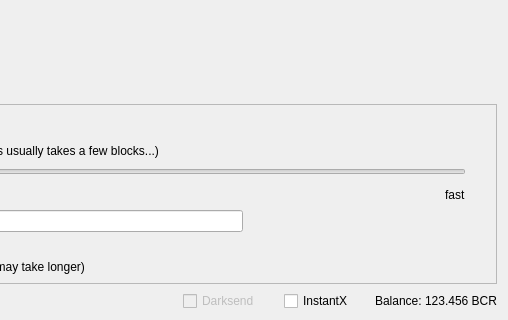
First picture: the form in src/qt/forms/sendcoinsdialog.ui, repository thelonecrouton/bitcredit, before the edit; both pictures show x 342 to 850 and y 308 to 628 of the 850 by 628 pixel window.
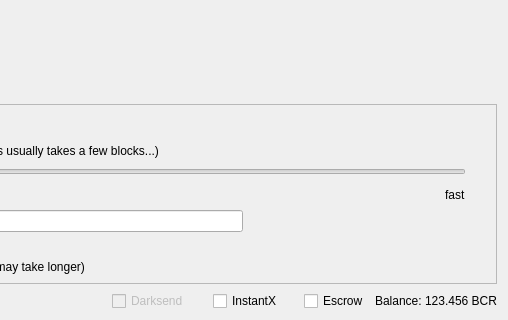
Second picture: the form after the edit. Icons and pictures are not drawn. Custom widgets are drawn as their Qt base class.

Patch:
```diff
--- a/src/qt/forms/sendcoinsdialog.ui
+++ b/src/qt/forms/sendcoinsdialog.ui
@@ -1492,6 +1492,13 @@
        </property>
       </widget>
      </item>
+     <item>
+      <widget class="QCheckBox" name="checkESCROW">
+       <property name="text">
+        <string>Escrow</string>
+       </property>
+      </widget>
+     </item>
      <item>
       <layout class="QHBoxLayout" name="horizontalLayout_2">
        <property name="spacing">
```
